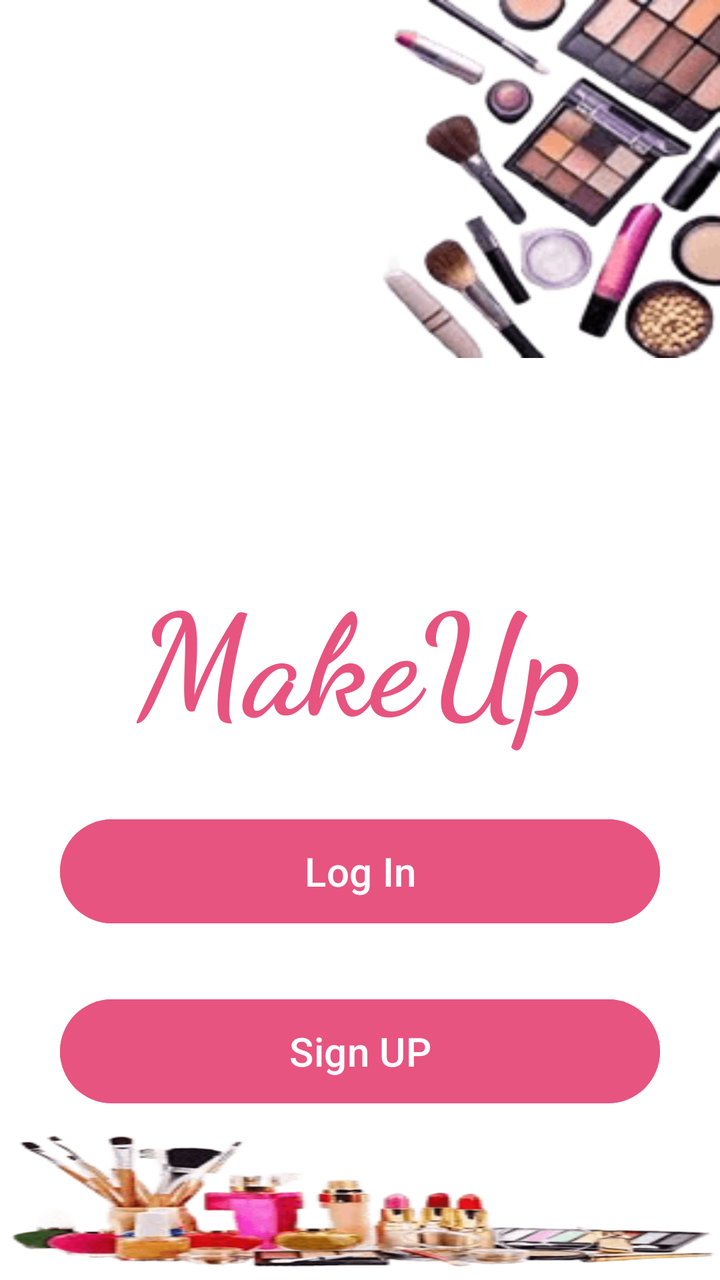
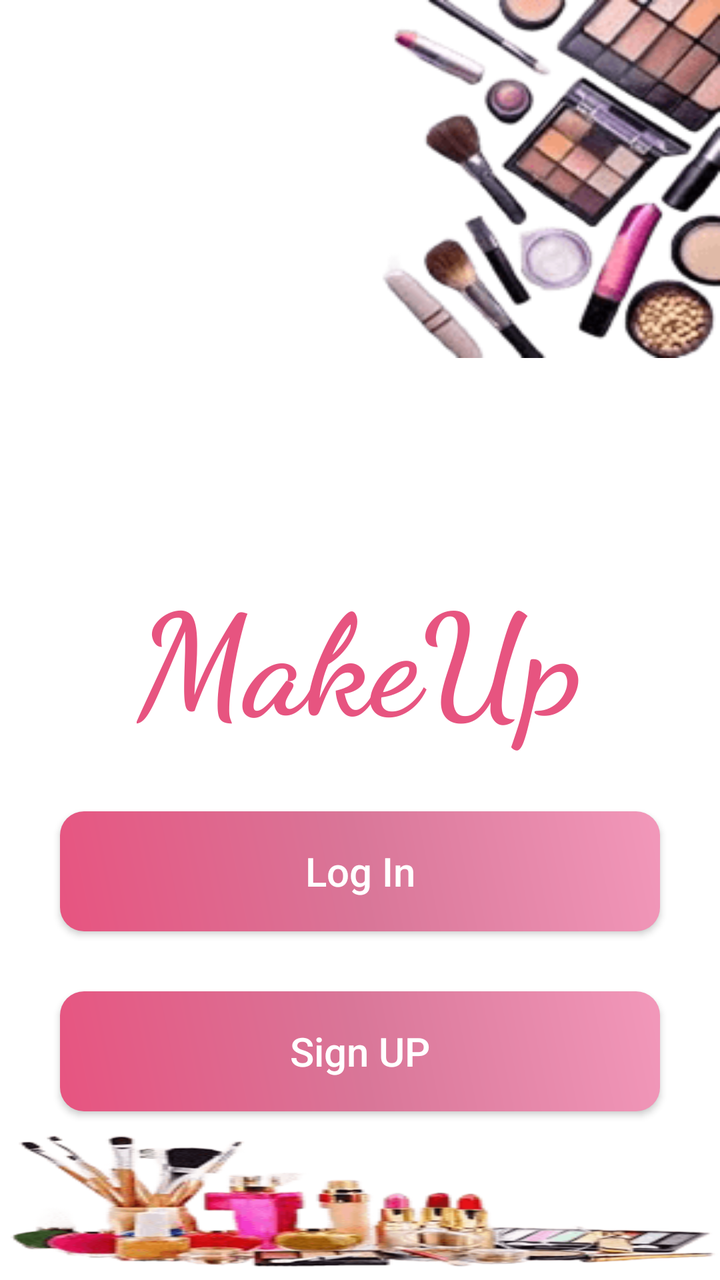

Two renders of the same Android screen: before a commit and after it. Below are the layout's source before the change and the commit's diff.
<!-- AndroidManifest.xml: application theme Theme.MakeupProject -->
<!-- res/layout/activity_screen.xml -->
<?xml version="1.0" encoding="utf-8"?>
<LinearLayout xmlns:android="http://schemas.android.com/apk/res/android"
    xmlns:tools="http://schemas.android.com/tools"
    android:id="@+id/main"
    android:layout_width="match_parent"
    android:layout_height="match_parent"
    android:orientation="vertical"
    android:gravity="center_horizontal"
    android:background="@color/white"
    tools:context=".Screen">

    <ImageView
        android:layout_width="match_parent"
        android:layout_height="179dp"
        android:src="@drawable/m1"
        android:scaleType="fitXY" />
    <TextView
        android:id="@+id/textView"
        android:layout_width="wrap_content"
        android:layout_height="wrap_content"
        android:fontFamily="cursive"
        android:text="MakeUp"
        android:textColor="@color/pink"
        android:textSize="70sp"
        android:textStyle="bold"
        android:layout_marginTop="100dp"/>
    <Button
        android:id="@+id/button"
        android:layout_width="300dp"
        android:layout_height="60dp"
        android:backgroundTint="@color/pink"
        android:text="Log In"
        android:textColor="@color/white"
        android:textSize="20sp"
        android:layout_marginTop="30dp"/>

    <Button
        android:id="@+id/button2"
        android:layout_width="300dp"
        android:layout_height="60dp"
        android:backgroundTint="@color/pink"
        android:text="Sign UP"
        android:textColor="@color/white"
        android:textSize="20sp"
        android:layout_marginTop="30dp"/>

    <ImageView
        android:layout_width="match_parent"
        android:layout_height="0dp"
        android:layout_weight="1"
        android:src="@drawable/m2"
        android:scaleType="fitXY" />

</LinearLayout>
<!-- resources referenced by this layout -->
<resources>
  <color name="pink">#E75480</color>
  <color name="white">#FFFFFFFF</color>
  <!-- drawable m1: png bitmap (drawable, 14854 bytes) -->
  <!-- drawable m2: png bitmap (drawable, 16675 bytes) -->
  <style name="Theme.MakeupProject" parent="Base.Theme.MakeupProject" />
  <style name="Base.Theme.MakeupProject" parent="Theme.Material3.DayNight.NoActionBar">
          
          
      </style>
</resources>

<!-- the commit's change to res/layout/activity_screen.xml (unified diff, before → after) -->
@@ -28,7 +28,8 @@
         android:id="@+id/button"
         android:layout_width="300dp"
         android:layout_height="60dp"
-        android:backgroundTint="@color/pink"
+        android:background="@drawable/button"
+        android:textAllCaps="false"
         android:text="Log In"
         android:textColor="@color/white"
         android:textSize="20sp"
@@ -38,7 +39,8 @@
         android:id="@+id/button2"
         android:layout_width="300dp"
         android:layout_height="60dp"
-        android:backgroundTint="@color/pink"
+        android:background="@drawable/button"
+        android:textAllCaps="false"
         android:text="Sign UP"
         android:textColor="@color/white"
         android:textSize="20sp"
<!-- resource entries referenced after the edit -->
@@ -2,10 +2,21 @@
 <resources>
   <color name="pink">#E75480</color>
   <color name="white">#FFFFFFFF</color>
+  <!-- drawable button (drawable) -->
+  <?xml version="1.0" encoding="utf-8"?>
+  <shape xmlns:android="http://schemas.android.com/apk/res/android" >
+      <gradient
+          android:startColor="@color/pink"
+          android:centerColor="@color/pink3"
+          android:endColor="#F298BA"
+          android:angle="45" />
+      <corners android:radius="12dp" />
+  </shape>
   <!-- drawable m1: png bitmap (drawable, 14854 bytes) -->
   <!-- drawable m2: png bitmap (drawable, 16675 bytes) -->
   <style name="Theme.MakeupProject" parent="Base.Theme.MakeupProject" />
-  <style name="Base.Theme.MakeupProject" parent="Theme.Material3.DayNight.NoActionBar">
+  <color name="pink3">#D97698</color>
+  <style name="Base.Theme.MakeupProject" parent="Theme.AppCompat.NoActionBar">
           
           
       </style>
